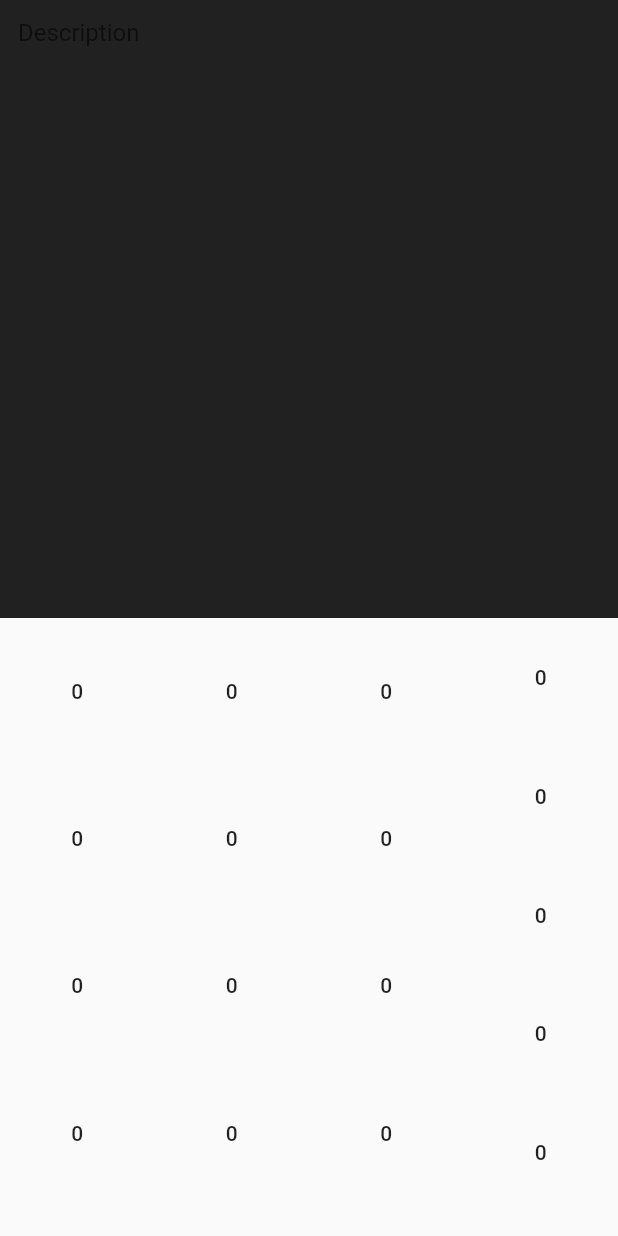
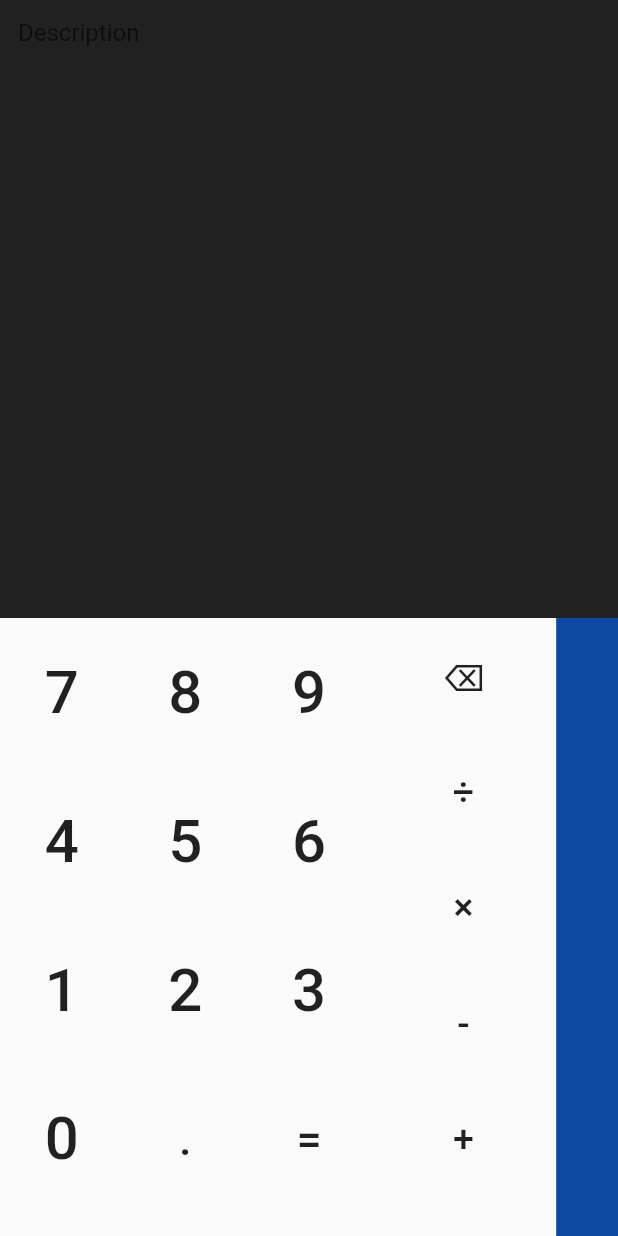
Before and after one commit to sud0-dev/Calculator, a Flutter app: the screen it shows after launch, on a phone screen of 412 x 824 dp. Run offline on Flutter 3.47's test engine with Material 2 defaults, Android fonts, the phone set to English and light mode, and no system bars.

Commit message:
Improve the layout

```diff
--- a/lib/main.dart
+++ b/lib/main.dart
@@ -1,3 +1,7 @@
+import 'package:calculator/utils/Variables.dart';
+import 'package:calculator/widgets/FunctionButtonSmall.dart';
+import 'package:calculator/widgets/FunctionButttonBig.dart';
+import 'package:calculator/widgets/NumericButtons.dart';
 import 'package:flutter/material.dart';
 import 'package:flutter/services.dart';
 
@@ -43,6 +47,8 @@ class _MyHomePageState extends State<MyHomePage> {
                 flex: 1,
                 child: Container(
                   child: TextField(
+                    readOnly: true,
+                    controller: controller,
                     maxLines: 40,
                     onChanged: (value) {},
                     decoration: InputDecoration(
@@ -59,106 +65,47 @@ class _MyHomePageState extends State<MyHomePage> {
                 child: Row(
                   children: [
                     Flexible(
+                      flex: 6,
+                      child: GridView.count(
+                        crossAxisCount: 3,
+                        childAspectRatio: 0.83,
+                        children: [
+                          NumericButton(number: 7),
+                          NumericButton(number: 8),
+                          NumericButton(number: 9),
+                          NumericButton(number: 4),
+                          NumericButton(number: 5),
+                          NumericButton(number: 6),
+                          NumericButton(number: 1),
+                          NumericButton(number: 2),
+                          NumericButton(number: 3),
+                          NumericButton(number: 0),
+                          FunctionButtonBig(function: '.'),
+                          FunctionButtonBig(function: '='),
+                        ],
+                      ),
+                    ),
+                    Flexible(
                       flex: 3,
                       child: GridView.count(
-                        crossAxisCount: 3,
-                        childAspectRatio: 1.05,
+                        crossAxisCount: 1,
+                        childAspectRatio: 1.6,
                         children: [
-                          MaterialButton(
-                            onPressed: () {},
-                            child: Text('0'),
-                          ),
-                          MaterialButton(
-                            onPressed: () {},
-                            child: Text('0'),
-                          ),
-                          MaterialButton(
-                            onPressed: () {},
-                            child: Text('0'),
-                          ),
-                          MaterialButton(
-                            onPressed: () {},
-                            child: Text('0'),
-                          ),
-                          MaterialButton(
-                            onPressed: () {},
-                            child: Text('0'),
-                          ),
-                          MaterialButton(
-                            onPressed: () {},
-                            child: Text('0'),
-                          ),
-                          MaterialButton(
-                            onPressed: () {},
-                            child: Text('0'),
-                          ),
-                          MaterialButton(
-                            onPressed: () {},
-                            child: Text('0'),
-                          ),
-                          MaterialButton(
-                            onPressed: () {},
-                            child: Text('0'),
-                          ),
-                          MaterialButton(
-                            onPressed: () {},
-                            child: Text('0'),
-                          ),
-                          MaterialButton(
-                            onPressed: () {},
-                            child: Text('0'),
-                          ),
-                          MaterialButton(
-                            onPressed: () {},
-                            child: Text('0'),
-                          ),
+                          FunctionButtonSmall(function: '⌫'),
+                          FunctionButtonSmall(function: '÷'),
+                          FunctionButtonSmall(function: '×'),
+                          FunctionButtonSmall(function: '-'),
+                          FunctionButtonSmall(function: '+'),
                         ],
                       ),
                     ),
                     Flexible(
                       flex: 1,
-                      child: GridView.count(
-                        crossAxisCount: 1,
-                        childAspectRatio: 1.3,
-                        children: [
-                          Flexible(
-                            flex: 1,
-                            child: MaterialButton(
-                              onPressed: () {},
-                              child: Text('0'),
-                            ),
-                          ),
-                          Flexible(
-                            flex: 1,
-                            child: MaterialButton(
-                              onPressed: () {},
-                              child: Text('0'),
-                            ),
-                          ),
-                          Flexible(
-                            flex: 1,
-                            child: MaterialButton(
-                              onPressed: () {},
-                              child: Text('0'),
-                            ),
-                          ),
-                          Flexible(
-                            flex: 1,
-                            child: MaterialButton(
-                              onPressed: () {},
-                              child: Text('0'),
-                            ),
-                          ),
-                          Flexible(
-                            flex: 1,
-                            child: MaterialButton(
-                              onPressed: () {},
-                              child: Text('0'),
-                            ),
-                          ),
-                        ],
+                      child: Container(
+                        height: MediaQuery.of(context).size.height,
+                        color: Colors.blue[900],
                       ),
-                    ),
+                    )
                   ],
                 ),
               ),
--- /dev/null
+++ b/lib/widgets/FunctionButtonSmall.dart
@@ -0,0 +1,17 @@
+import 'package:calculator/utils/Variables.dart';
+import 'package:flutter/material.dart';
+
+class FunctionButtonSmall extends StatelessWidget {
+  final function;
+  const FunctionButtonSmall({Key key, this.function}) : super(key: key);
+  @override
+  Widget build(BuildContext context) {
+    return MaterialButton(
+      onPressed: () {},
+      child: Text(
+        function,
+        style: TextStyle(fontSize: 25.0),
+      ),
+    );
+  }
+}
--- /dev/null
+++ b/lib/widgets/FunctionButttonBig.dart
@@ -0,0 +1,17 @@
+import 'package:calculator/utils/Variables.dart';
+import 'package:flutter/material.dart';
+
+class FunctionButtonBig extends StatelessWidget {
+  final function;
+  const FunctionButtonBig({Key key, this.function}) : super(key: key);
+  @override
+  Widget build(BuildContext context) {
+    return MaterialButton(
+      onPressed: () {},
+      child: Text(
+        function,
+        style: TextStyle(fontSize: 30.0),
+      ),
+    );
+  }
+}
--- a/lib/widgets/NumericButtons.dart
+++ b/lib/widgets/NumericButtons.dart
@@ -10,7 +10,10 @@ class NumericButton extends StatelessWidget {
       onPressed: () {
         controller.text += number.toString();
       },
-      child: Text(number),
+      child: Text(
+        number.toString(),
+        style: TextStyle(fontSize: 40.0),
+      ),
     );
   }
 }
```
